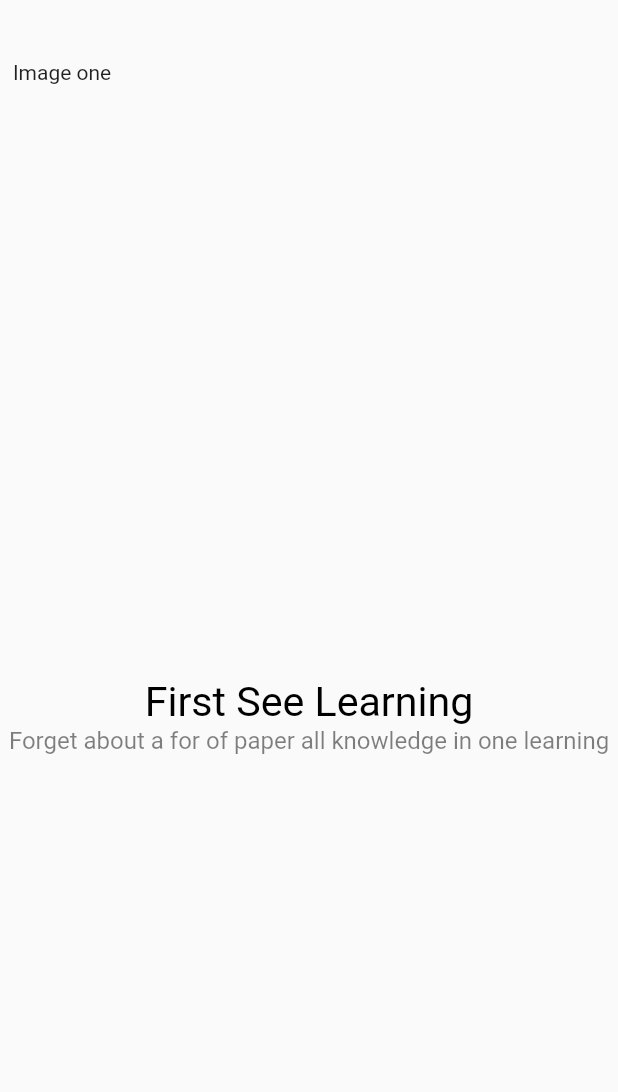
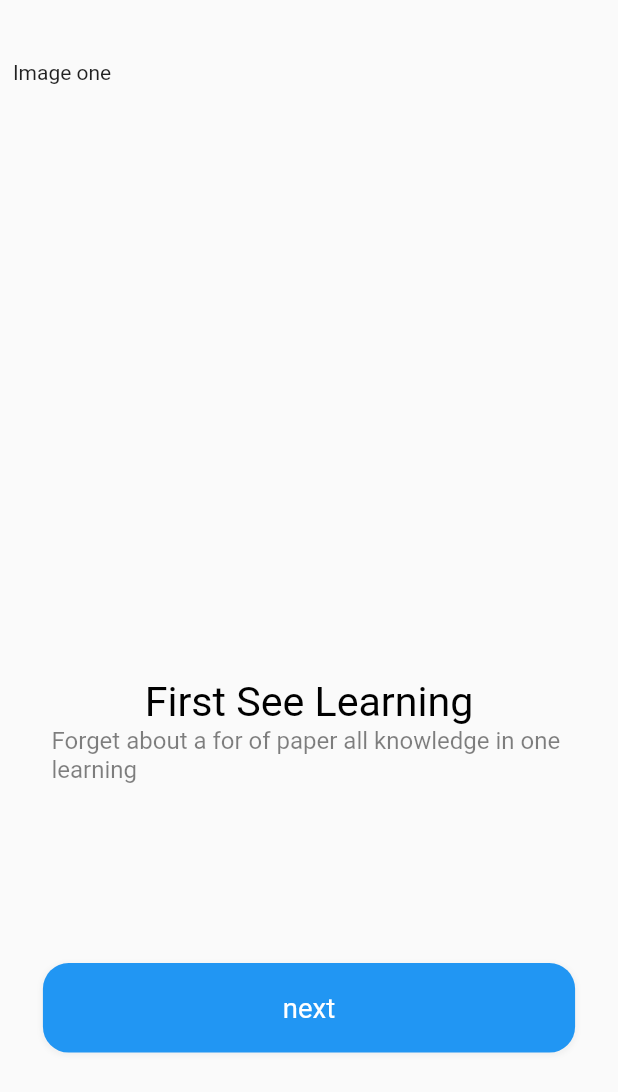
Before and after one commit to ProSolver/ulearning_app, a Flutter app: the screen it shows after launch, on a phone screen of 412 x 824 dp. Shown: the top 1092 px of the screen. Run offline on Flutter 3.47's test engine with Material 2 defaults, Android fonts, the light colour scheme and no system bars; our stand-ins replace flutter_bloc, flutter_screenutil.

Commit message:
o=> 0:00 / 0:00 11. Welcome screen and work on the next button ui part 3 2

```diff
--- a/lib/pages/welcome/welcome.dart
+++ b/lib/pages/welcome/welcome.dart
@@ -40,12 +40,42 @@ class _WelcomeState extends State<Welcome> {
                         ),
                       ),
                       Container(
+                        width: 375.w,
+                        padding: EdgeInsets.only(left: 30.w, right: 30.w),
                         child: Text(
                           "Forget about a for of paper all knowledge in one learning",
                           style: TextStyle(
                             color: Colors.black.withOpacity(0.5),
                             fontSize: 14.sp,
                             fontWeight: FontWeight.normal,
+                          ),
+                        ),
+                      ),
+                      Container(
+                        margin: EdgeInsets.only(
+                            top: 100.h, left: 25.w, right: 25.w),
+                        width: 325.w,
+                        height: 50.h,
+                        decoration: BoxDecoration(
+                          color: Colors.blue,
+                          borderRadius: BorderRadius.all(Radius.circular(15.w)),
+                          boxShadow: [
+                            BoxShadow(
+                              color: Colors.grey.withOpacity(0.1),
+                              spreadRadius: 1,
+                              blurRadius: 2,
+                              offset: const Offset(0, 1),
+                            ),
+                          ],
+                        ),
+                        child: Center(
+                          child: Text(
+                            "next",
+                            style: TextStyle(
+                              color: Colors.white,
+                              fontSize: 16.sp,
+                              fontWeight: FontWeight.normal,
+                            ),
                           ),
                         ),
                       ),
```
